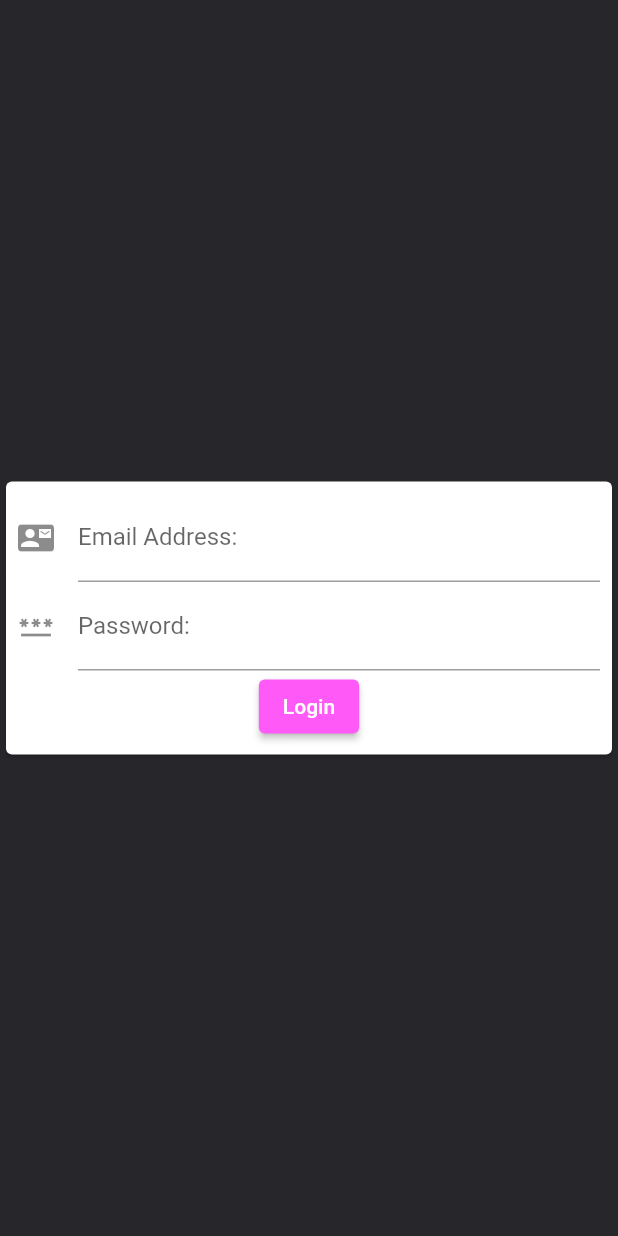
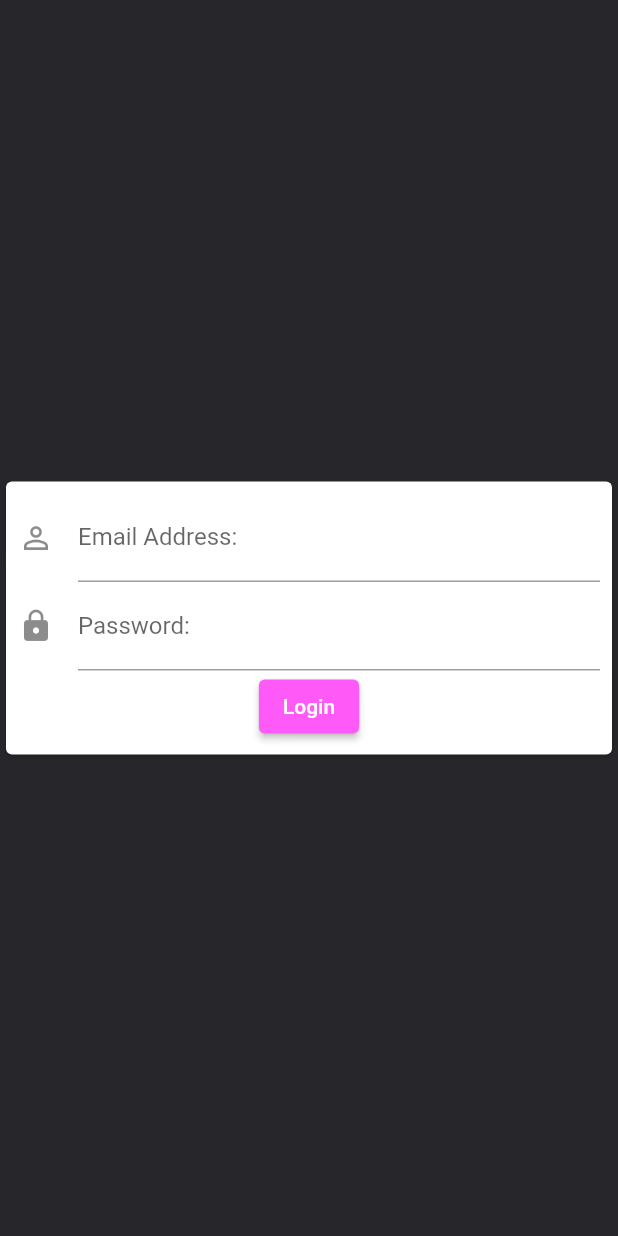
Before and after one commit to jacob1710/noteyio-flutter, a Flutter app: the screen it shows after launch, after a tap on "I Already have an account", on a phone screen of 412 x 824 dp. Run offline on Flutter 3.47's test engine with Material 2 defaults, Android fonts, the phone set to English and light mode, and no system bars; our stand-ins replace get_it, stacked.

Commit message:
Add method to api service, change icon on login

```diff
--- a/lib/services/api_service.dart
+++ b/lib/services/api_service.dart
@@ -6,4 +6,8 @@ class ApiService{
     'http://10.0.2.2:8080/api/app'; // 'localhost' for android emulator;
   var _client = new http.Client();
 
+
+  Future<bool> loginUser() async{
+    return true;
+  }
 }
--- a/lib/views/authentication/login/login_view.dart
+++ b/lib/views/authentication/login/login_view.dart
@@ -30,7 +30,7 @@ class _LoginViewState extends State<LoginView> {
                     children: [
                       TextFormField(
                         decoration: const InputDecoration(
-                            icon: Icon(Icons.contact_mail),
+                            icon: Icon(Icons.perm_identity),
                           hintText: 'Enter Email',
                           labelText: 'Email Address:',
                         ),
@@ -44,7 +44,7 @@ class _LoginViewState extends State<LoginView> {
                       ),
                       TextFormField(
                         decoration: const InputDecoration(
-                          icon: Icon(Icons.password),
+                          icon: Icon(Icons.lock),
                           hintText: 'Enter Password',
                           labelText: 'Password:',
                         ),
```
